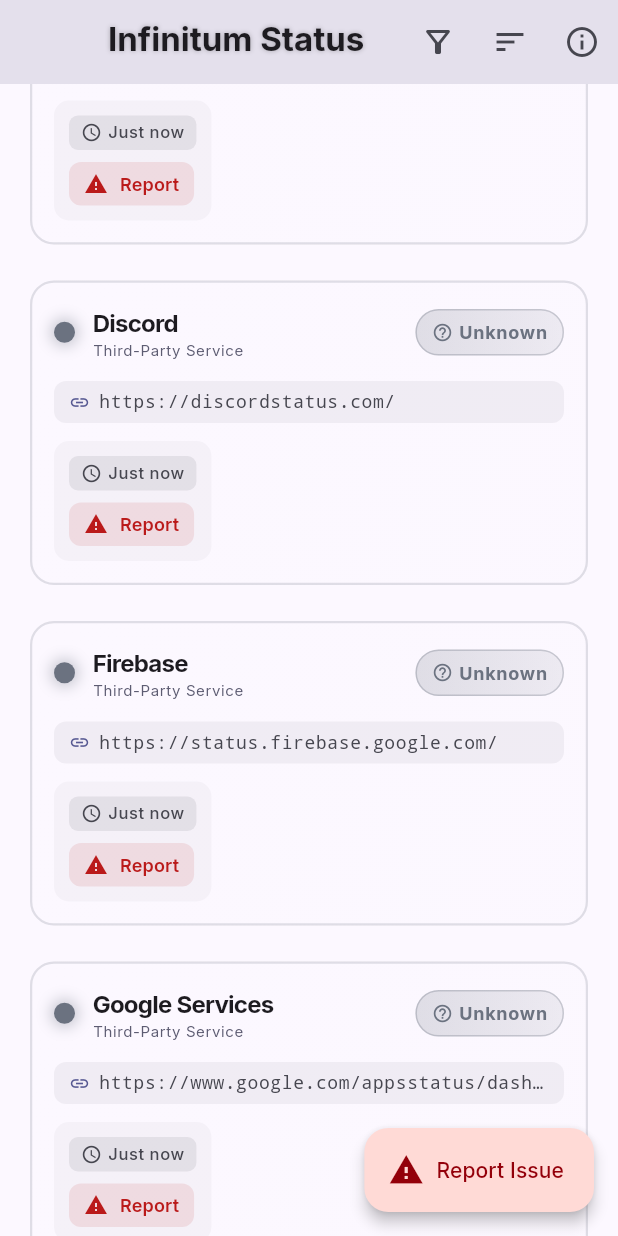
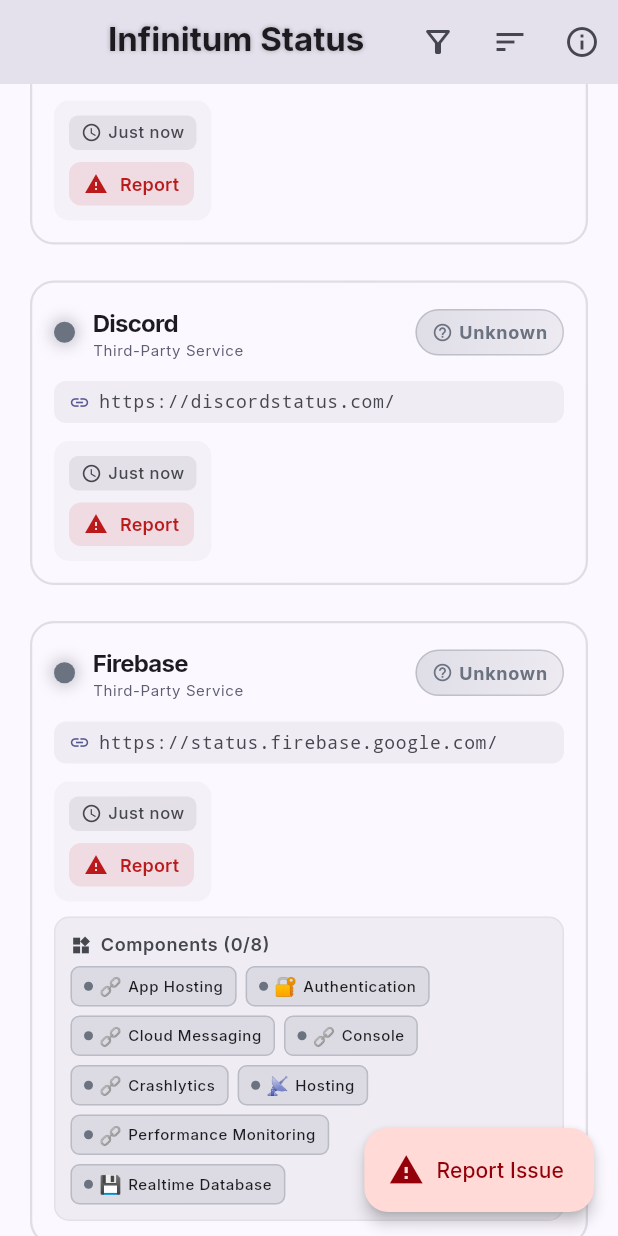
Before and after one commit to jrftw/Infinitum_Down_Detector, a Flutter app: the screen it shows after launch, scrolled down 2880 dp, on a phone screen of 412 x 824 dp. Run offline on Flutter 3.47's test engine with Material 3 defaults, Android fonts, the phone set to English and light mode, and no system bars; our stand-ins replace cloud_firestore, dio, firebase_auth, firebase_core, google_fonts, shared_preferences; accounts and stored records are empty; generated files the repository leaves out were written again.

Commit message:
Add component status parsing for Google and Firebase services - Parse individual component statuses from status pages - Add component definitions for Google (9 services) and Firebase (8 services) - Update Firestore rules to support components - Update status cache service to handle components - Components now display with real-time status from status pages

```diff
--- a/lib/core/config.dart
+++ b/lib/core/config.dart
@@ -50,6 +50,7 @@ class ServiceComponentDefinitions {
   // Gets components for a specific service
   // [serviceId] - The service ID to get components for
   // Returns list of ServiceComponent definitions
+
   static List<ServiceComponent> getComponentsForService(String serviceId) {
     switch (serviceId) {
       case 'infinitum-view':
@@ -117,6 +118,116 @@ class ServiceComponentDefinitions {
           ),
         ];
 
+      case 'google':
+        return [
+          ServiceComponent.initial(
+            id: 'google-apps-script',
+            name: 'Apps Script',
+            url: 'https://www.google.com/appsstatus/dashboard/',
+            type: ComponentType.other,
+          ),
+          ServiceComponent.initial(
+            id: 'google-appsheet',
+            name: 'AppSheet',
+            url: 'https://www.google.com/appsstatus/dashboard/',
+            type: ComponentType.other,
+          ),
+          ServiceComponent.initial(
+            id: 'google-gmail',
+            name: 'Gmail',
+            url: 'https://www.google.com/appsstatus/dashboard/',
+            type: ComponentType.other,
+          ),
+          ServiceComponent.initial(
+            id: 'google-calendar',
+            name: 'Google Calendar',
+            url: 'https://www.google.com/appsstatus/dashboard/',
+            type: ComponentType.other,
+          ),
+          ServiceComponent.initial(
+            id: 'google-docs',
+            name: 'Google Docs',
+            url: 'https://www.google.com/appsstatus/dashboard/',
+            type: ComponentType.other,
+          ),
+          ServiceComponent.initial(
+            id: 'google-drive',
+            name: 'Google Drive',
+            url: 'https://www.google.com/appsstatus/dashboard/',
+            type: ComponentType.other,
+          ),
+          ServiceComponent.initial(
+            id: 'google-forms',
+            name: 'Google Forms',
+            url: 'https://www.google.com/appsstatus/dashboard/',
+            type: ComponentType.other,
+          ),
+          ServiceComponent.initial(
+            id: 'google-sheets',
+            name: 'Google Sheets',
+            url: 'https://www.google.com/appsstatus/dashboard/',
+            type: ComponentType.other,
+          ),
+          ServiceComponent.initial(
+            id: 'google-slides',
+            name: 'Google Slides',
+            url: 'https://www.google.com/appsstatus/dashboard/',
+            type: ComponentType.other,
+          ),
+        ];
+
+      case 'firebase':
+        return [
+          ServiceComponent.initial(
+            id: 'firebase-app-hosting',
+            name: 'App Hosting',
+            url: 'https://status.firebase.google.com/',
+            type: ComponentType.other,
+          ),
+          ServiceComponent.initial(
+            id: 'firebase-authentication',
+            name: 'Authentication',
+            url: 'https://status.firebase.google.com/',
+            type: ComponentType.auth,
+          ),
+          ServiceComponent.initial(
+            id: 'firebase-cloud-messaging',
+            name: 'Cloud Messaging',
+            url: 'https://status.firebase.google.com/',
+            type: ComponentType.other,
+          ),
+          ServiceComponent.initial(
+            id: 'firebase-console',
+            name: 'Console',
+            url: 'https://status.firebase.google.com/',
+            type: ComponentType.other,
+          ),
+          ServiceComponent.initial(
+            id: 'firebase-crashlytics',
+            name: 'Crashlytics',
+            url: 'https://status.firebase.google.com/',
+            type: ComponentType.other,
+          ),
+          ServiceComponent.initial(
+            id: 'firebase-hosting',
+            name: 'Hosting',
+            url: 'https://status.firebase.google.com/',
+            type: ComponentType.cdn,
+          ),
+          ServiceComponent.initial(
+            id: 'firebase-performance-monitoring',
+            name: 'Performance Monitoring',
+            url: 'https://status.firebase.google.com/',
+            type: ComponentType.other,
+          ),
+          ServiceComponent.initial(
+            id: 'firebase-realtime-database',
+            name: 'Realtime Database',
+            url: 'https://status.firebase.google.com/',
+            type: ComponentType.database,
+          ),
+        ];
+
       default:
         // For services without specific component definitions, return empty list
         // The main URL will still be checked as part of the service status
--- a/lib/providers/service_status_provider.dart
+++ b/lib/providers/service_status_provider.dart
@@ -222,12 +222,14 @@ class ServiceStatusProvider with ChangeNotifier {
         name: 'Firebase',
         url: 'https://status.firebase.google.com/',
         type: ServiceType.thirdParty,
+        components: ServiceComponentDefinitions.getComponentsForService('firebase'),
       ),
       ServiceStatus.initial(
         id: 'google',
         name: 'Google Services',
         url: 'https://www.google.com/appsstatus/dashboard/',
         type: ServiceType.thirdParty,
+        components: ServiceComponentDefinitions.getComponentsForService('google'),
       ),
       ServiceStatus.initial(
         id: 'apple',
--- a/lib/services/status_cache_service.dart
+++ b/lib/services/status_cache_service.dart
@@ -2,12 +2,13 @@
 // Purpose: Service for caching service status in Firestore for shared access across users
 // Author: Kevin Doyle Jr. / Infinitum Imagery LLC
 // Last Modified: 2025-01-27
-// Dependencies: cloud_firestore, models/service_status.dart, core/logger.dart
+// Dependencies: cloud_firestore, models/service_status.dart, models/service_component.dart, core/config.dart, core/logger.dart
 // Platform Compatibility: Web, iOS, Android
 
 import 'dart:async';
 import 'package:cloud_firestore/cloud_firestore.dart' as firestore;
 import '../models/service_status.dart';
+import '../models/service_component.dart';
 import '../core/logger.dart';
 import '../core/config.dart';
 
@@ -264,6 +265,7 @@ class StatusCacheService {
       'responseTimeMs': service.responseTimeMs,
       'errorMessage': service.errorMessage,
       'consecutiveFailures': service.consecutiveFailures,
+      'components': service.components.map((comp) => _serviceComponentToMap(comp)).toList(),
     };
   }
 
@@ -272,6 +274,24 @@ class StatusCacheService {
   /// [data] - Map data from Firestore
   /// Returns ServiceStatus object
   ServiceStatus _mapToServiceStatus(String id, Map<String, dynamic> data) {
+    // Parse components if present, otherwise get from config
+    List<ServiceComponent> components = [];
+    if (data['components'] != null && data['components'] is List) {
+      try {
+        components = (data['components'] as List)
+            .map((compData) => _mapToServiceComponent(compData as Map<String, dynamic>))
+            .toList();
+      } catch (e) {
+        Logger.logWarning('Error parsing components for service $id: $e',
+            'status_cache_service.dart', '_mapToServiceStatus');
+        // Fall back to config if parsing fails
+        components = ServiceComponentDefinitions.getComponentsForService(id);
+      }
+    } else {
+      // If no components in Firestore, get from config
+      components = ServiceComponentDefinitions.getComponentsForService(id);
+    }
+
     return ServiceStatus(
       id: data['id'] as String? ?? id,
       name: data['name'] as String? ?? 'Unknown',
@@ -283,7 +303,65 @@ class StatusCacheService {
       responseTimeMs: data['responseTimeMs'] as int? ?? 0,
       errorMessage: data['errorMessage'] as String?,
       consecutiveFailures: data['consecutiveFailures'] as int? ?? 0,
+      components: components,
     );
+  }
+
+  /// Converts ServiceComponent to Map for Firestore storage
+  /// [component] - ServiceComponent to convert
+  /// Returns Map representation
+  Map<String, dynamic> _serviceComponentToMap(ServiceComponent component) {
+    return {
+      'id': component.id,
+      'name': component.name,
+      'url': component.url,
+      'type': component.type.name,
+      'status': component.status.name,
+      'lastChecked': firestore.Timestamp.fromDate(component.lastChecked),
+      'responseTimeMs': component.responseTimeMs,
+      'errorMessage': component.errorMessage,
+      'statusCode': component.statusCode,
+    };
+  }
+
+  /// Converts Map from Firestore to ServiceComponent
+  /// [data] - Map data from Firestore
+  /// Returns ServiceComponent object
+  ServiceComponent _mapToServiceComponent(Map<String, dynamic> data) {
+    return ServiceComponent(
+      id: data['id'] as String? ?? '',
+      name: data['name'] as String? ?? 'Unknown',
+      url: data['url'] as String? ?? '',
+      type: _parseComponentType(data['type'] as String?),
+      status: _parseServiceHealthStatus(data['status'] as String?),
+      lastChecked: (data['lastChecked'] as firestore.Timestamp?)?.toDate() ?? DateTime.now(),
+      responseTimeMs: data['responseTimeMs'] as int? ?? 0,
+      errorMessage: data['errorMessage'] as String?,
+      statusCode: data['statusCode'] as int?,
+    );
+  }
+
+  /// Parses ComponentType from string
+  /// [typeString] - String representation of ComponentType
+  /// Returns ComponentType enum value
+  ComponentType _parseComponentType(String? typeString) {
+    if (typeString == null) return ComponentType.other;
+
+    switch (typeString.toLowerCase()) {
+      case 'main':
+        return ComponentType.main;
+      case 'auth':
+        return ComponentType.auth;
+      case 'api':
+        return ComponentType.api;
+      case 'database':
+        return ComponentType.database;
+      case 'cdn':
+        return ComponentType.cdn;
+      case 'other':
+      default:
+        return ComponentType.other;
+    }
   }
 
   /// Parses ServiceType from string
```
Also changed, not shown: 2 other files.
